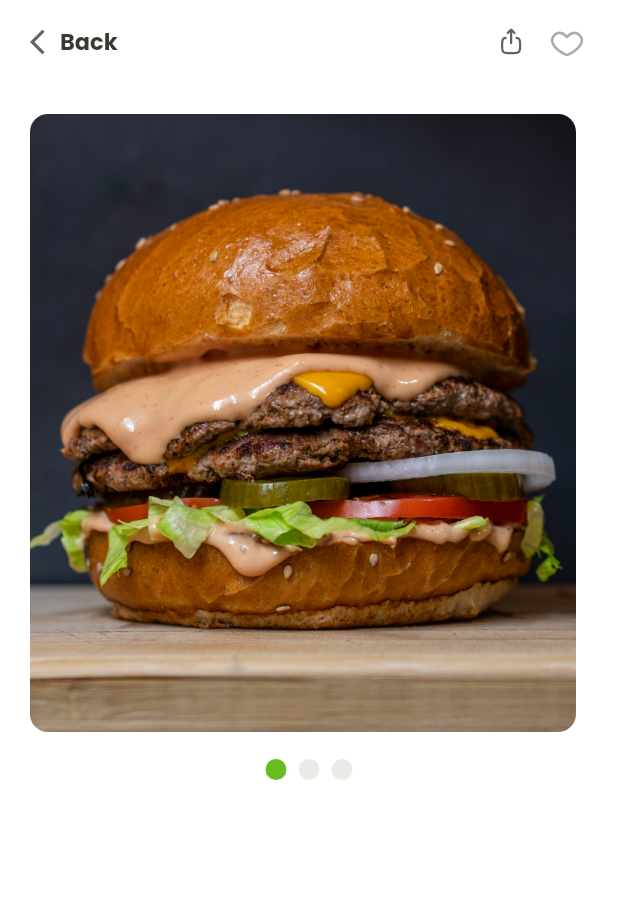
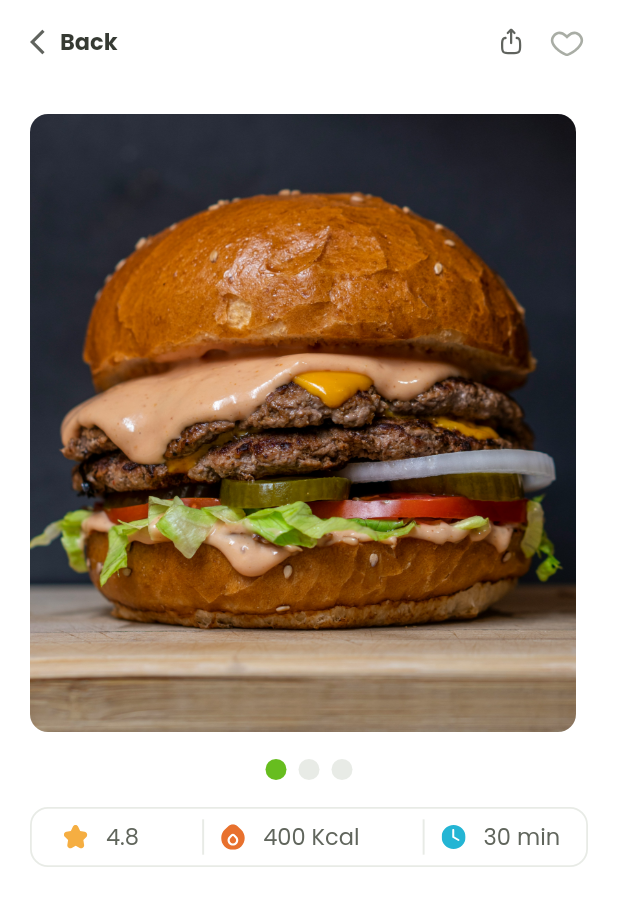
Before and after one commit to MohamedEssami20/app-delivery-food, a Flutter app: the DetailsView screen opened by its route, on a phone screen of 412 x 824 dp. Shown: the top 906 px of the screen. Run offline on Flutter 3.47's test engine with Material 3 defaults, Android fonts, the phone set to English and light mode, and no system bars; our stand-ins replace cloud_firestore, dartz, firebase_auth, firebase_core, flutter_bloc, flutter_svg and 4 more; missing offline and left inert: flutter_facebook_auth; accounts and stored records are empty.

Commit message:
add product rating and calorey details

```diff
--- a/lib/core/utils/assets.dart
+++ b/lib/core/utils/assets.dart
@@ -1,6 +1,10 @@
 // ignore_for_file: prefer_single_quotes
 class Assets {
   Assets._();
+
+  /// Assets for assetsIconsCaloryIcon
+  /// assets/icons/calory_icon.svg
+  static const String assetsIconsCaloryIcon = "assets/icons/calory_icon.svg";
 
   /// Assets for assetsIconsCartNavigationIcon
   /// assets/icons/cart_navigation_icon.svg
@@ -41,6 +45,10 @@ class Assets {
   /// Assets for assetsIconsSearchIcon
   /// assets/icons/search_icon.svg
   static const String assetsIconsSearchIcon = "assets/icons/search_icon.svg";
+
+  /// Assets for assetsIconsTimeIcon
+  /// assets/icons/time_icon.svg
+  static const String assetsIconsTimeIcon = "assets/icons/time_icon.svg";
 
   /// Assets for assetsImagesBackgroundOfImageOnBording1
   /// assets/images/background_of_image_onBording1.svg
--- a/lib/features/home/presentation/views/widgets/details_view_body.dart
+++ b/lib/features/home/presentation/views/widgets/details_view_body.dart
@@ -1,7 +1,7 @@
-
 import 'package:flutter/material.dart';
 import 'details_product_images_list.dart';
 import 'dots_indicator_list.dart';
+import 'product_rating_and_calorey.dart';
 
 class DetailsViewBody extends StatefulWidget {
   const DetailsViewBody({super.key});
@@ -33,6 +33,7 @@ class _DetailsViewBodyState extends State<DetailsViewBody> {
         children: [
           DetailsProductImageList(pageController: pageController),
           DotsIndicatorList(currentIndex: selectedIndex),
+          const ProductRatingAndCalorey(),
         ],
       ),
     );
--- /dev/null
+++ b/lib/features/home/presentation/views/widgets/product_rating_and_calorey.dart
@@ -0,0 +1,43 @@
+import 'package:flutter/material.dart';
+
+import '../../../../../core/helper/app_theme_helper.dart';
+import '../../../../../core/utils/assets.dart';
+import 'product_rating_and_calory_item.dart';
+
+class ProductRatingAndCalorey extends StatelessWidget {
+  const ProductRatingAndCalorey({super.key});
+
+  @override
+  Widget build(BuildContext context) {
+    final theme = AppThemeHelper(context);
+    return Container(
+      height: 40,
+      decoration: BoxDecoration(
+        color: AppThemeHelper(context).colors.white,
+        border: Border.all(color: theme.colors.grey200, width: 1.2),
+        borderRadius: BorderRadius.all(Radius.circular(12)),
+      ),
+      child: Row(
+        mainAxisAlignment: MainAxisAlignment.spaceAround,
+        children: [
+          ProductRatingAndCaloreyItem(
+            icon: Assets.assetsIconsRatingIcon,
+            title: "4.8",
+            showDivider: false,
+          ),
+
+          ProductRatingAndCaloreyItem(
+            icon: Assets.assetsIconsCaloryIcon,
+            title: "400 Kcal",
+            showDivider: true,
+          ),
+          ProductRatingAndCaloreyItem(
+            icon: Assets.assetsIconsTimeIcon,
+            title: "30 min",
+            showDivider: true,
+          ),
+        ],
+      ),
+    );
+  }
+}
--- /dev/null
+++ b/lib/features/home/presentation/views/widgets/product_rating_and_calory_item.dart
@@ -0,0 +1,40 @@
+import 'package:flutter/material.dart';
+import 'package:flutter_svg/flutter_svg.dart';
+
+import '../../../../../core/helper/app_theme_helper.dart';
+
+class ProductRatingAndCaloreyItem extends StatelessWidget {
+  const ProductRatingAndCaloreyItem({
+    super.key,
+    required this.icon,
+    required this.title,
+    this.showDivider,
+  });
+  final String icon, title;
+  final bool? showDivider;
+  @override
+  Widget build(BuildContext context) {
+    return Row(
+      spacing: 4,
+      children: [
+        Visibility(
+          visible: showDivider ?? false,
+          child: VerticalDivider(
+            color: AppThemeHelper(context).colors.grey200,
+            thickness: 1.3,
+            indent: 7,
+            endIndent: 7,
+          ),
+        ),
+        SvgPicture.asset(icon, width: 16),
+        const SizedBox(width: 4),
+        Text(
+          title,
+          style: AppThemeHelper(context).textStyles.titleSmall!.copyWith(
+            color: AppThemeHelper(context).colors.typography400,
+          ),
+        ),
+      ],
+    );
+  }
+}
```
Also changed, not shown: assets/icons/calory_icon.svg (added), assets/icons/time_icon.svg (added).
